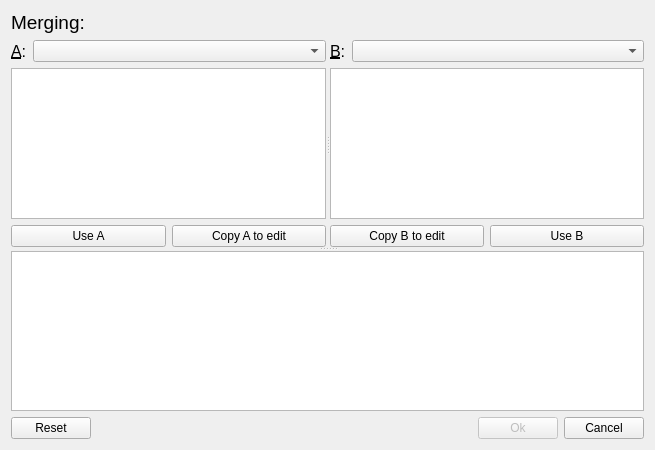
Before: the Qt Designer form kwlhelper/mergemain.ui in mdavidsaver/kwlhelper, drawn with Qt 5.
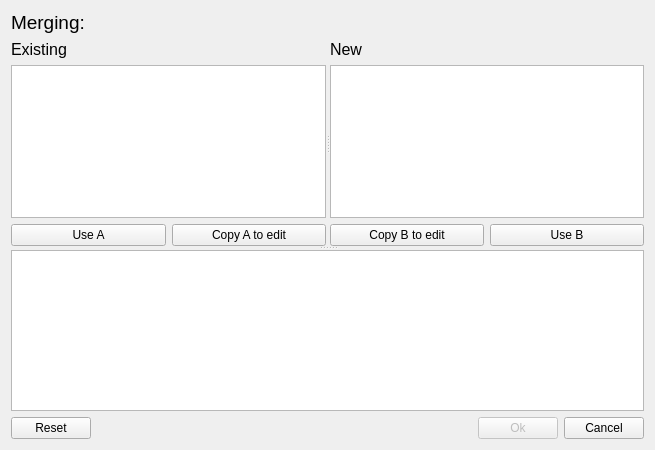
After: the same form once the commit is applied.

What changed in the file:
```diff
--- a/kwlhelper/mergemain.ui
+++ b/kwlhelper/mergemain.ui
@@ -38,7 +38,7 @@
       <property name="orientation">
        <enum>Qt::Horizontal</enum>
       </property>
-      <widget class="QWidget" name="">
+      <widget class="QWidget" name="layoutWidget">
        <layout class="QVBoxLayout" name="verticalLayout">
         <item>
          <layout class="QHBoxLayout" name="horizontalLayout">
@@ -50,20 +50,7 @@
              </font>
             </property>
             <property name="text">
-             <string>&amp;A:</string>
-            </property>
-            <property name="buddy">
-             <cstring>srcA</cstring>
-            </property>
-           </widget>
-          </item>
-          <item>
-           <widget class="QComboBox" name="srcA">
-            <property name="sizePolicy">
-             <sizepolicy hsizetype="Preferred" vsizetype="Fixed">
-              <horstretch>1</horstretch>
-              <verstretch>0</verstretch>
-             </sizepolicy>
+             <string>Existing</string>
             </property>
            </widget>
           </item>
@@ -108,7 +95,7 @@
         </item>
        </layout>
       </widget>
-      <widget class="QWidget" name="">
+      <widget class="QWidget" name="layoutWidget">
        <layout class="QVBoxLayout" name="verticalLayout_2">
         <item>
          <layout class="QHBoxLayout" name="horizontalLayout_5">
@@ -120,20 +107,7 @@
              </font>
             </property>
             <property name="text">
-             <string>&amp;B:</string>
-            </property>
-            <property name="buddy">
-             <cstring>srcB</cstring>
-            </property>
-           </widget>
-          </item>
-          <item>
-           <widget class="QComboBox" name="srcB">
-            <property name="sizePolicy">
-             <sizepolicy hsizetype="Preferred" vsizetype="Fixed">
-              <horstretch>1</horstretch>
-              <verstretch>0</verstretch>
-             </sizepolicy>
+             <string>New</string>
             </property>
            </widget>
           </item>
```
Left out of the diff: 66 changed lines with no effect on the pictures.
